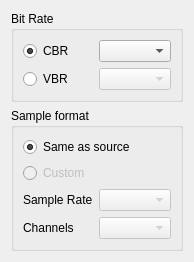
Above: plugins/mp3lame/mp3panel.ui from legnaleurc/khopper before the change. Below: the same form after it.
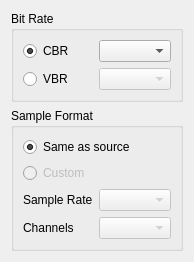
That is the form after the change.

What changed in the file:
```diff
--- a/plugins/mp3lame/mp3panel.ui
+++ b/plugins/mp3lame/mp3panel.ui
@@ -6,8 +6,8 @@
    <rect>
     <x>0</x>
     <y>0</y>
-    <width>175</width>
-    <height>230</height>
+    <width>181</width>
+    <height>254</height>
    </rect>
   </property>
   <property name="windowTitle">
@@ -53,7 +53,7 @@
    <item>
     <widget class="QGroupBox" name="groupBox_2">
      <property name="title">
-      <string>Sample format</string>
+      <string>Sample Format</string>
      </property>
      <layout class="QVBoxLayout" name="verticalLayout_2">
       <item>
```
